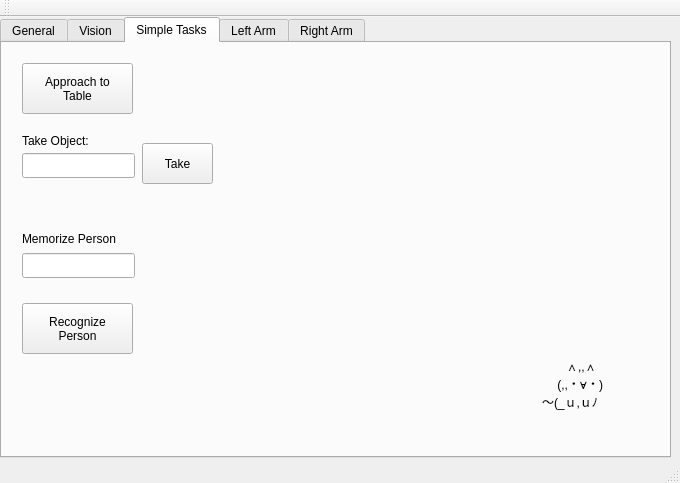
First picture: the form in catkin_ws/src/hri/justina/justina_gui/src/MainWindow.ui, repository RobotJustina/Juskeshino, before the edit.
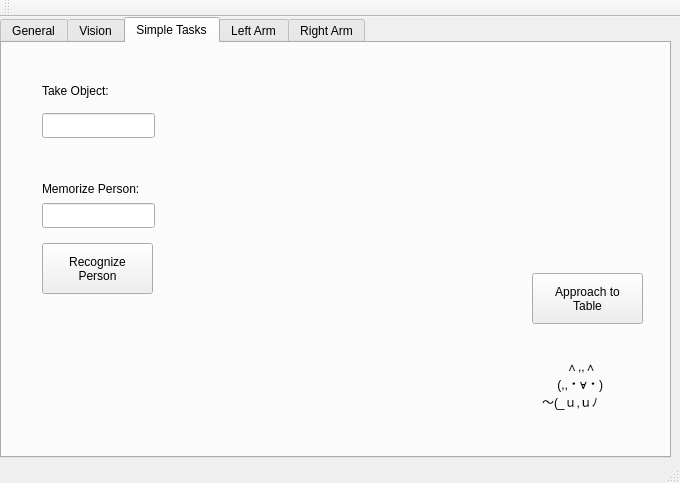
Second picture: the form after the edit.

Commit message: Added face recognition button to GUI

Patch:
```diff
--- a/catkin_ws/src/hri/justina/justina_gui/src/MainWindow.ui
+++ b/catkin_ws/src/hri/justina/justina_gui/src/MainWindow.ui
@@ -1262,8 +1262,8 @@
      <widget class="QPushButton" name="tksBtnApproachTable">
       <property name="geometry">
        <rect>
-        <x>20</x>
-        <y>20</y>
+        <x>530</x>
+        <y>230</y>
         <width>111</width>
         <height>51</height>
        </rect>
@@ -1276,8 +1276,8 @@
      <widget class="QLineEdit" name="tksTxtTakeObject">
       <property name="geometry">
        <rect>
-        <x>20</x>
-        <y>110</y>
+        <x>40</x>
+        <y>70</y>
         <width>113</width>
         <height>25</height>
        </rect>
@@ -1286,8 +1286,8 @@
      <widget class="QLabel" name="label_6">
       <property name="geometry">
        <rect>
-        <x>20</x>
-        <y>90</y>
+        <x>40</x>
+        <y>40</y>
         <width>111</width>
         <height>16</height>
        </rect>
@@ -1296,19 +1296,6 @@
        <string>Take Object:</string>
       </property>
      </widget>
-     <widget class="QPushButton" name="tksBtnTakeObject">
-      <property name="geometry">
-       <rect>
-        <x>140</x>
-        <y>100</y>
-        <width>71</width>
-        <height>41</height>
-       </rect>
-      </property>
-      <property name="text">
-       <string>Take</string>
-      </property>
-     </widget>
      <widget class="QLabel" name="label_9">
       <property name="geometry">
        <rect>
@@ -1327,8 +1314,8 @@
      <widget class="QPushButton" name="tksBtnRecognizePerson">
       <property name="geometry">
        <rect>
-        <x>20</x>
-        <y>260</y>
+        <x>40</x>
+        <y>200</y>
         <width>111</width>
         <height>51</height>
        </rect>
@@ -1341,21 +1328,21 @@
      <widget class="QLabel" name="label_10">
       <property name="geometry">
        <rect>
-        <x>20</x>
-        <y>170</y>
+        <x>40</x>
+        <y>120</y>
         <width>141</width>
         <height>51</height>
        </rect>
       </property>
       <property name="text">
-       <string>Memorize Person</string>
+       <string>Memorize Person:</string>
       </property>
      </widget>
      <widget class="QLineEdit" name="tksBtnMemorizePerson">
       <property name="geometry">
        <rect>
-        <x>20</x>
-        <y>210</y>
+        <x>40</x>
+        <y>160</y>
         <width>113</width>
         <height>25</height>
        </rect>
```
Left out of the diff: 1 changed line with no effect on the pictures. The commit also changes 8 other files.
